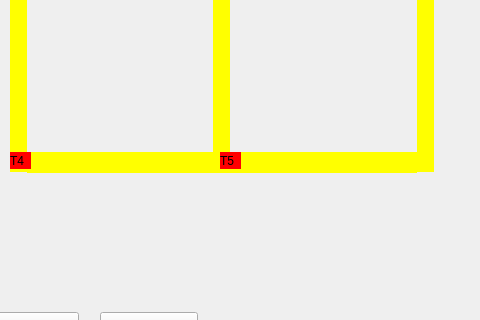
Above: Código QT5 Ubuntu - Trem/mainwindow.ui from MarcoAFC/sisop_atv2 before the change; both pictures show x 250 to 730 and y 255 to 575 of the 1035 by 693 pixel window. Below: the same form after it.
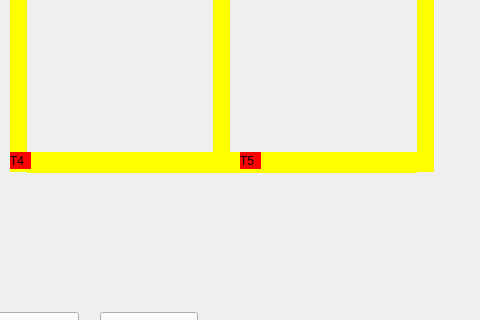
That is the form after the change.

What changed in the file:
```diff
--- a/Código QT5 Ubuntu - Trem/mainwindow.ui
+++ b/Código QT5 Ubuntu - Trem/mainwindow.ui
@@ -347,7 +347,7 @@
    <widget class="QLabel" name="label_trem5">
     <property name="geometry">
      <rect>
-      <x>470</x>
+      <x>490</x>
       <y>390</y>
       <width>21</width>
       <height>17</height>
```
Left out of the diff: 9 changed lines with no effect on the pictures.
